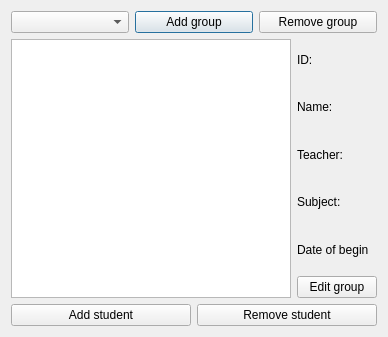
The window that source/Application/groupswindow.ui (mwiton/Inzyneria_oprogramowania) describes before a commit, drawn with Qt 5.
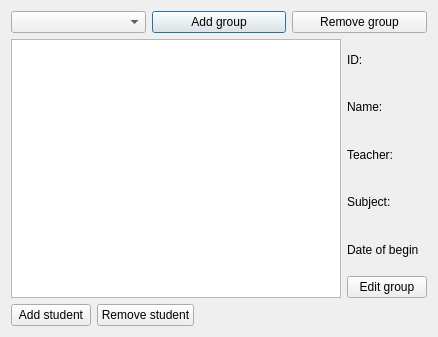
The same window after the commit.

Diff of the .ui file:
```diff
--- a/source/Application/groupswindow.ui
+++ b/source/Application/groupswindow.ui
@@ -6,7 +6,7 @@
    <rect>
     <x>0</x>
     <y>0</y>
-    <width>388</width>
+    <width>438</width>
     <height>337</height>
    </rect>
   </property>
@@ -104,6 +104,19 @@
        </property>
       </widget>
      </item>
+     <item>
+      <spacer name="horizontalSpacer">
+       <property name="orientation">
+        <enum>Qt::Horizontal</enum>
+       </property>
+       <property name="sizeHint" stdset="0">
+        <size>
+         <width>40</width>
+         <height>20</height>
+        </size>
+       </property>
+      </spacer>
+     </item>
     </layout>
    </item>
   </layout>
```
